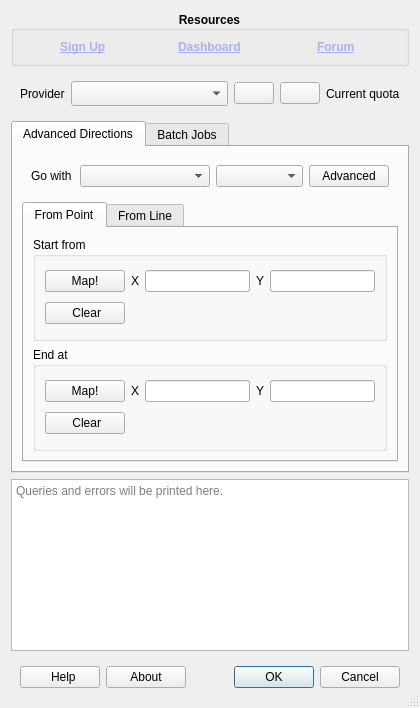
Qt form ORStools/gui/ORStoolsDialogUI.ui (GIScience/orstools-qgis-plugin) before a commit.
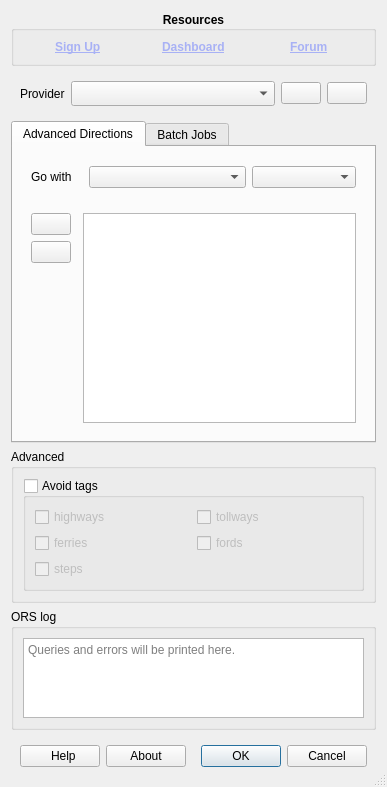
The same form after that commit. Icons and pictures are not drawn. Custom widgets are drawn as their Qt base class.

Commit message: remove interactive points, make line default, remove quota, alter advanced config

Diff of the .ui file:
```diff
--- a/ORStools/gui/ORStoolsDialogUI.ui
+++ b/ORStools/gui/ORStoolsDialogUI.ui
@@ -6,10 +6,16 @@
    <rect>
     <x>0</x>
     <y>0</y>
-    <width>420</width>
-    <height>708</height>
+    <width>387</width>
+    <height>717</height>
    </rect>
   </property>
+  <property name="sizePolicy">
+   <sizepolicy hsizetype="Fixed" vsizetype="Expanding">
+    <horstretch>0</horstretch>
+    <verstretch>0</verstretch>
+   </sizepolicy>
+  </property>
   <property name="windowTitle">
    <string>ORS Tools</string>
   </property>
@@ -17,8 +23,17 @@
    <bool>true</bool>
   </property>
   <layout class="QVBoxLayout" name="verticalLayout_5">
+   <property name="sizeConstraint">
+    <enum>QLayout::SetMinAndMaxSize</enum>
+   </property>
    <item>
     <widget class="QGroupBox" name="resources_group">
+     <property name="sizePolicy">
+      <sizepolicy hsizetype="Preferred" vsizetype="Fixed">
+       <horstretch>0</horstretch>
+       <verstretch>0</verstretch>
+      </sizepolicy>
+     </property>
      <property name="font">
       <font>
        <weight>75</weight>
@@ -94,7 +109,7 @@
        <verstretch>0</verstretch>
       </sizepolicy>
      </property>
-     <layout class="QHBoxLayout" name="horizontalLayout_7" stretch="0,0,0,0,0">
+     <layout class="QHBoxLayout" name="horizontalLayout_7" stretch="0,0,0,0">
       <item>
        <widget class="QLabel" name="label_15">
         <property name="text">
@@ -152,20 +167,13 @@
         </property>
        </widget>
       </item>
-      <item>
-       <widget class="QLabel" name="quota_text">
-        <property name="text">
-         <string>Current quota</string>
-        </property>
-       </widget>
-      </item>
      </layout>
     </widget>
    </item>
    <item>
     <widget class="QTabWidget" name="tabWidget">
      <property name="sizePolicy">
-      <sizepolicy hsizetype="Expanding" vsizetype="Expanding">
+      <sizepolicy hsizetype="Expanding" vsizetype="Fixed">
        <horstretch>0</horstretch>
        <verstretch>0</verstretch>
       </sizepolicy>
@@ -183,7 +191,7 @@
       <layout class="QVBoxLayout" name="verticalLayout_7">
        <item>
         <widget class="QWidget" name="routing_travel_group" native="true">
-         <layout class="QHBoxLayout" name="horizontalLayout_2" stretch="1,3,2,0">
+         <layout class="QHBoxLayout" name="horizontalLayout_2" stretch="1,3,2">
           <item>
            <widget class="QLabel" name="routing_travel_label">
             <property name="text">
@@ -205,318 +213,69 @@
             </property>
            </widget>
           </item>
-          <item>
-           <widget class="QPushButton" name="routing_advanced_button">
-            <property name="toolTip">
-             <string>Advanced options</string>
-            </property>
-            <property name="text">
-             <string>Advanced</string>
-            </property>
-           </widget>
-          </item>
          </layout>
         </widget>
        </item>
        <item>
-        <widget class="QTabWidget" name="routing_tab">
-         <property name="currentIndex">
-          <number>0</number>
-         </property>
-         <widget class="QWidget" name="tab_frompoint">
-          <attribute name="title">
-           <string>From Point</string>
-          </attribute>
-          <layout class="QVBoxLayout" name="verticalLayout_6">
-           <item>
-            <widget class="QGroupBox" name="routing_frompoint_start_group">
-             <property name="sizePolicy">
-              <sizepolicy hsizetype="Preferred" vsizetype="Minimum">
-               <horstretch>0</horstretch>
-               <verstretch>0</verstretch>
-              </sizepolicy>
-             </property>
-             <property name="title">
-              <string>Start from</string>
-             </property>
-             <layout class="QGridLayout" name="gridLayout_6">
-              <item row="0" column="0">
-               <widget class="QPushButton" name="routing_frompoint_start_map">
-                <property name="sizePolicy">
-                 <sizepolicy hsizetype="Fixed" vsizetype="Fixed">
-                  <horstretch>0</horstretch>
-                  <verstretch>0</verstretch>
-                 </sizepolicy>
-                </property>
-                <property name="text">
-                 <string>Map!</string>
-                </property>
-               </widget>
-              </item>
-              <item row="0" column="1">
-               <widget class="QLabel" name="label_6">
-                <property name="sizePolicy">
-                 <sizepolicy hsizetype="Fixed" vsizetype="Preferred">
-                  <horstretch>0</horstretch>
-                  <verstretch>0</verstretch>
-                 </sizepolicy>
-                </property>
-                <property name="text">
-                 <string>X</string>
-                </property>
-               </widget>
-              </item>
-              <item row="0" column="3">
-               <widget class="QLabel" name="label_9">
-                <property name="sizePolicy">
-                 <sizepolicy hsizetype="Fixed" vsizetype="Preferred">
-                  <horstretch>0</horstretch>
-                  <verstretch>0</verstretch>
-                 </sizepolicy>
-                </property>
-                <property name="text">
-                 <string>Y</string>
-                </property>
-               </widget>
-              </item>
-              <item row="1" column="0">
-               <widget class="QPushButton" name="routing_frompoint_start_clear">
-                <property name="sizePolicy">
-                 <sizepolicy hsizetype="Fixed" vsizetype="Fixed">
-                  <horstretch>0</horstretch>
-                  <verstretch>0</verstretch>
-                 </sizepolicy>
-                </property>
-                <property name="text">
-                 <string> Clear</string>
-                </property>
-                <property name="icon">
-                 <iconset resource="resources.qrc">
-                  <normaloff>:/plugins/ORStools/img/icon_clear.png</normaloff>:/plugins/ORStools/img/icon_clear.png</iconset>
-                </property>
-               </widget>
-              </item>
-              <item row="0" column="2">
-               <widget class="QgsFilterLineEdit" name="routing_frompoint_start_x">
-                <property name="sizePolicy">
-                 <sizepolicy hsizetype="Maximum" vsizetype="Fixed">
-                  <horstretch>0</horstretch>
-                  <verstretch>0</verstretch>
-                 </sizepolicy>
-                </property>
-                <property name="maximumSize">
-                 <size>
-                  <width>120</width>
-                  <height>25</height>
-                 </size>
-                </property>
-                <property name="qgisRelation" stdset="0">
-                 <string/>
-                </property>
-               </widget>
-              </item>
-              <item row="0" column="4">
-               <widget class="QgsFilterLineEdit" name="routing_frompoint_start_y">
-                <property name="sizePolicy">
-                 <sizepolicy hsizetype="Maximum" vsizetype="Fixed">
-                  <horstretch>0</horstretch>
-                  <verstretch>0</verstretch>
-                 </sizepolicy>
-                </property>
-                <property name="maximumSize">
-                 <size>
-                  <width>120</width>
-                  <height>25</height>
-                 </size>
-                </property>
-                <property name="qgisRelation" stdset="0">
-                 <string notr="true"/>
-                </property>
-               </widget>
-              </item>
-             </layout>
-            </widget>
-           </item>
-           <item>
-            <widget class="QGroupBox" name="routing_frompoint_end_group">
-             <property name="title">
-              <string>End at</string>
-             </property>
-             <layout class="QGridLayout" name="gridLayout_7">
-              <item row="0" column="1">
-               <widget class="QLabel" name="label_10">
-                <property name="sizePolicy">
-                 <sizepolicy hsizetype="Fixed" vsizetype="Preferred">
-                  <horstretch>0</horstretch>
-                  <verstretch>0</verstretch>
-                 </sizepolicy>
-                </property>
-                <property name="text">
-                 <string>X</string>
-                </property>
-               </widget>
-              </item>
-              <item row="0" column="0">
-               <widget class="QPushButton" name="routing_frompoint_end_map">
-                <property name="sizePolicy">
-                 <sizepolicy hsizetype="Fixed" vsizetype="Fixed">
-                  <horstretch>0</horstretch>
-                  <verstretch>0</verstretch>
-                 </sizepolicy>
-                </property>
-                <property name="text">
-                 <string>Map!</string>
-                </property>
-               </widget>
-              </item>
-              <item row="1" column="0">
-               <widget class="QPushButton" name="routing_frompoint_end_clear">
-                <property name="sizePolicy">
-                 <sizepolicy hsizetype="Fixed" vsizetype="Fixed">
-                  <horstretch>0</horstretch>
-                  <verstretch>0</verstretch>
-                 </sizepolicy>
-                </property>
-                <property name="text">
-                 <string> Clear</string>
-                </property>
-                <property name="icon">
-                 <iconset resource="resources.qrc">
-                  <normaloff>:/plugins/ORStools/img/icon_clear.png</normaloff>:/plugins/ORStools/img/icon_clear.png</iconset>
-                </property>
-               </widget>
-              </item>
-              <item row="0" column="2">
-               <widget class="QgsFilterLineEdit" name="routing_frompoint_end_x">
-                <property name="sizePolicy">
-                 <sizepolicy hsizetype="Maximum" vsizetype="Fixed">
-                  <horstretch>0</horstretch>
-                  <verstretch>0</verstretch>
-                 </sizepolicy>
-                </property>
-                <property name="maximumSize">
-                 <size>
-                  <width>120</width>
-                  <height>25</height>
-                 </size>
-                </property>
-                <property name="qgisRelation" stdset="0">
-                 <string/>
-                </property>
-               </widget>
-              </item>
-              <item row="0" column="3">
-               <widget class="QLabel" name="label_11">
-                <property name="sizePolicy">
-                 <sizepolicy hsizetype="Fixed" vsizetype="Preferred">
-                  <horstretch>0</horstretch>
-                  <verstretch>0</verstretch>
-                 </sizepolicy>
-                </property>
-                <property name="text">
-                 <string>Y</string>
-                </property>
-               </widget>
-              </item>
-              <item row="0" column="4">
-               <widget class="QgsFilterLineEdit" name="routing_frompoint_end_y">
-                <property name="sizePolicy">
-                 <sizepolicy hsizetype="Maximum" vsizetype="Fixed">
-                  <horstretch>0</horstretch>
-                  <verstretch>0</verstretch>
-                 </sizepolicy>
-                </property>
-                <property name="maximumSize">
-                 <size>
-                  <width>120</width>
-                  <height>25</height>
-                 </size>
-                </property>
-                <property name="qgisRelation" stdset="0">
-                 <string notr="true"/>
-                </property>
-               </widget>
-              </item>
-             </layout>
-            </widget>
-           </item>
-          </layout>
-         </widget>
-         <widget class="QWidget" name="tab_fromline">
-          <attribute name="title">
-           <string>From Line</string>
-          </attribute>
-          <layout class="QGridLayout" name="gridLayout">
-           <item row="0" column="0">
-            <widget class="QPushButton" name="routing_fromline_map">
-             <property name="sizePolicy">
-              <sizepolicy hsizetype="Fixed" vsizetype="Fixed">
-               <horstretch>0</horstretch>
-               <verstretch>0</verstretch>
-              </sizepolicy>
-             </property>
-             <property name="text">
-              <string>Map!</string>
-             </property>
-            </widget>
-           </item>
-           <item row="0" column="1">
-            <widget class="QPushButton" name="routing_fromline_remove">
-             <property name="sizePolicy">
-              <sizepolicy hsizetype="Fixed" vsizetype="Fixed">
-               <horstretch>0</horstretch>
-               <verstretch>0</verstretch>
-              </sizepolicy>
-             </property>
-             <property name="maximumSize">
-              <size>
-               <width>30</width>
-               <height>25</height>
-              </size>
-             </property>
-             <property name="text">
-              <string>&lt;</string>
-             </property>
-            </widget>
-           </item>
-           <item row="0" column="2" rowspan="3">
-            <widget class="QListWidget" name="routing_fromline_list">
-             <property name="sizePolicy">
-              <sizepolicy hsizetype="Expanding" vsizetype="Minimum">
-               <horstretch>0</horstretch>
-               <verstretch>0</verstretch>
-              </sizepolicy>
-             </property>
-             <property name="minimumSize">
-              <size>
-               <width>0</width>
-               <height>210</height>
-              </size>
-             </property>
-             <property name="selectionMode">
-              <enum>QAbstractItemView::MultiSelection</enum>
-             </property>
-            </widget>
-           </item>
-           <item row="1" column="0">
-            <widget class="QPushButton" name="routing_fromline_clear">
-             <property name="sizePolicy">
-              <sizepolicy hsizetype="Fixed" vsizetype="Fixed">
-               <horstretch>0</horstretch>
-               <verstretch>0</verstretch>
-              </sizepolicy>
-             </property>
-             <property name="text">
-              <string> Clear</string>
-             </property>
-             <property name="icon">
-              <iconset>
-               <normaloff>img/icon_clear.png</normaloff>img/icon_clear.png</iconset>
-             </property>
-            </widget>
-           </item>
-          </layout>
-         </widget>
+        <widget class="QWidget" name="widget" native="true">
+         <layout class="QGridLayout" name="gridLayout">
+          <item row="0" column="0" colspan="2">
+           <widget class="QPushButton" name="routing_fromline_map">
+            <property name="sizePolicy">
+             <sizepolicy hsizetype="Fixed" vsizetype="Fixed">
+              <horstretch>0</horstretch>
+              <verstretch>0</verstretch>
+             </sizepolicy>
+            </property>
+            <property name="text">
+             <string/>
+            </property>
+            <property name="icon">
+             <iconset resource="resources.qrc">
+              <normaloff>:/plugins/ORStools/img/icon_add.png</normaloff>:/plugins/ORStools/img/icon_add.png</iconset>
+            </property>
+           </widget>
+          </item>
+          <item row="0" column="2" rowspan="3">
+           <widget class="QListWidget" name="routing_fromline_list">
+            <property name="sizePolicy">
+             <sizepolicy hsizetype="Expanding" vsizetype="Minimum">
+              <horstretch>0</horstretch>
+              <verstretch>0</verstretch>
+             </sizepolicy>
+            </property>
+            <property name="minimumSize">
+             <size>
+              <width>0</width>
+              <height>210</height>
+             </size>
+            </property>
+            <property name="frameShadow">
+             <enum>QFrame::Sunken</enum>
+            </property>
+            <property name="selectionMode">
+             <enum>QAbstractItemView::MultiSelection</enum>
+            </property>
+           </widget>
+          </item>
+          <item row="1" column="0">
+           <widget class="QPushButton" name="routing_fromline_clear">
+            <property name="sizePolicy">
+             <sizepolicy hsizetype="Fixed" vsizetype="Fixed">
+              <horstretch>0</horstretch>
+              <verstretch>0</verstretch>
+             </sizepolicy>
+            </property>
+            <property name="text">
+             <string/>
+            </property>
+            <property name="icon">
+             <iconset resource="resources.qrc">
+              <normaloff>:/plugins/ORStools/img/icon_clear.png</normaloff>:/plugins/ORStools/img/icon_clear.png</iconset>
+            </property>
+           </widget>
+          </item>
+         </layout>
         </widget>
        </item>
       </layout>
@@ -533,7 +292,7 @@
          </property>
          <layout class="QHBoxLayout" name="horizontalLayout">
           <item>
-           <widget class="QPushButton" name="batch_line">
+           <widget class="QPushButton" name="batch_routing_line">
             <property name="sizePolicy">
              <sizepolicy hsizetype="Minimum" vsizetype="Fixed">
               <horstretch>0</horstretch>
@@ -546,7 +305,7 @@
            </widget>
           </item>
           <item>
-           <widget class="QPushButton" name="batch_point">
+           <widget class="QPushButton" name="batch_routing_point">
             <property name="sizePolicy">
              <sizepolicy hsizetype="Minimum" vsizetype="Fixed">
               <horstretch>0</horstretch>
@@ -568,9 +327,16 @@
          </property>
          <layout class="QHBoxLayout" name="horizontalLayout_4">
           <item>
-           <widget class="QPushButton" name="batch_iso">
+           <widget class="QPushButton" name="batch_iso_point">
             <property name="text">
-             <string>Isochrones</string>
+             <string>Isochrones from Point</string>
+            </property>
+           </widget>
+          </item>
+          <item>
+           <widget class="QPushButton" name="batch_iso_layer">
+            <property name="text">
+             <string>Isochrones from Layer</string>
             </property>
            </widget>
           </item>
@@ -611,9 +377,83 @@
     </widget>
    </item>
    <item>
-    <widget class="QTextBrowser" name="debug_text">
+    <widget class="QgsCollapsibleGroupBox" name="advances_group">
      <property name="sizePolicy">
-      <sizepolicy hsizetype="Expanding" vsizetype="Minimum">
+      <sizepolicy hsizetype="Preferred" vsizetype="Expanding">
+       <horstretch>0</horstretch>
+       <verstretch>0</verstretch>
+      </sizepolicy>
+     </property>
+     <property name="title">
+      <string>Advanced</string>
+     </property>
+     <layout class="QVBoxLayout" name="verticalLayout_3">
+      <property name="sizeConstraint">
+       <enum>QLayout::SetMinAndMaxSize</enum>
+      </property>
+      <item>
+       <widget class="QgsCollapsibleGroupBox" name="routing_avoid_tags_group">
+        <property name="sizePolicy">
+         <sizepolicy hsizetype="Preferred" vsizetype="Fixed">
+          <horstretch>0</horstretch>
+          <verstretch>0</verstretch>
+         </sizepolicy>
+        </property>
+        <property name="title">
+         <string>Avoid tags</string>
+        </property>
+        <property name="checkable">
+         <bool>true</bool>
+        </property>
+        <property name="checked">
+         <bool>false</bool>
+        </property>
+        <layout class="QGridLayout" name="gridLayout_4">
+         <item row="0" column="0">
+          <widget class="QCheckBox" name="routing_avoid_highways_3">
+           <property name="text">
+            <string>highways</string>
+           </property>
+          </widget>
+         </item>
+         <item row="0" column="1">
+          <widget class="QCheckBox" name="routing_avoid_toll_3">
+           <property name="text">
+            <string>tollways</string>
+           </property>
+          </widget>
+         </item>
+         <item row="1" column="0">
+          <widget class="QCheckBox" name="routing_avoid_ferries_3">
+           <property name="text">
+            <string>ferries</string>
+           </property>
+          </widget>
+         </item>
+         <item row="1" column="1">
+          <widget class="QCheckBox" name="routing_avoid_fords_3">
+           <property name="text">
+            <string>fords</string>
+           </property>
+          </widget>
+         </item>
+         <item row="2" column="0">
+          <widget class="QCheckBox" name="routing_avoid_tracks_3">
+           <property name="text">
+            <string>steps</string>
+           </property>
+          </widget>
+         </item>
+        </layout>
+       </widget>
+      </item>
+     </layout>
+    </widget>
+   </item>
+   <item>
+    <widget class="QgsCollapsibleGroupBox" name="ors_log_group">
+     <property name="sizePolicy">
+      <sizepolicy hsizetype="Preferred" vsizetype="Fixed">
        <horstretch>0</horstretch>
        <verstretch>0</verstretch>
       </sizepolicy>
@@ -621,22 +461,61 @@
      <property name="minimumSize">
       <size>
        <width>0</width>
-       <height>80</height>
+       <height>25</height>
       </size>
      </property>
-     <property name="autoFormatting">
-      <set>QTextEdit::AutoBulletList</set>
+     <property name="title">
+      <string>ORS log</string>
      </property>
-     <property name="placeholderText">
-      <string>Queries and errors will be printed here.</string>
+     <property name="flat">
+      <bool>false</bool>
      </property>
-     <property name="openExternalLinks">
-      <bool>true</bool>
+     <property name="collapsed">
+      <bool>false</bool>
      </property>
+     <property name="saveCollapsedState">
+      <bool>false</bool>
+     </property>
+     <layout class="QVBoxLayout" name="verticalLayout_2">
+      <property name="sizeConstraint">
+       <enum>QLayout::SetMinAndMaxSize</enum>
+      </property>
+      <item>
+       <widget class="QTextBrowser" name="debug_text">
+        <property name="sizePolicy">
+         <sizepolicy hsizetype="Expanding" vsizetype="Fixed">
+          <horstretch>0</horstretch>
+          <verstretch>0</verstretch>
+         </sizepolicy>
+        </property>
+        <property name="minimumSize">
+         <size>
+          <width>0</width>
+          <height>80</height>
+         </size>
+        </property>
+        <property name="autoFormatting">
+         <set>QTextEdit::AutoBulletList</set>
+        </property>
+        <property name="placeholderText">
+         <string>Queries and errors will be printed here.</string>
+        </property>
+        <property name="openExternalLinks">
+         <bool>true</bool>
+        </property>
+       </widget>
+      </item>
+     </layout>
     </widget>
    </item>
    <item>
     <widget class="QWidget" name="widget_2" native="true">
+     <property name="sizePolicy">
+      <sizepolicy hsizetype="Preferred" vsizetype="Fixed">
+       <horstretch>0</horstretch>
+       <verstretch>0</verstretch>
+      </sizepolicy>
+     </property>
      <layout class="QHBoxLayout" name="horizontalLayout_8">
       <item>
        <widget class="QPushButton" name="help_button">
@@ -684,13 +563,15 @@
   <zorder>widget_4</zorder>
   <zorder>resources_group</zorder>
   <zorder>widget_2</zorder>
-  <zorder>debug_text</zorder>
+  <zorder>ors_log_group</zorder>
+  <zorder>advances_group</zorder>
  </widget>
  <customwidgets>
   <customwidget>
-   <class>QgsFilterLineEdit</class>
-   <extends>QLineEdit</extends>
-   <header>qgsfilterlineedit.h</header>
+   <class>QgsCollapsibleGroupBox</class>
+   <extends>QGroupBox</extends>
+   <header>qgscollapsiblegroupbox.h</header>
+   <container>1</container>
   </customwidget>
  </customwidgets>
  <tabstops>
```
The commit also changes 24 other files.
